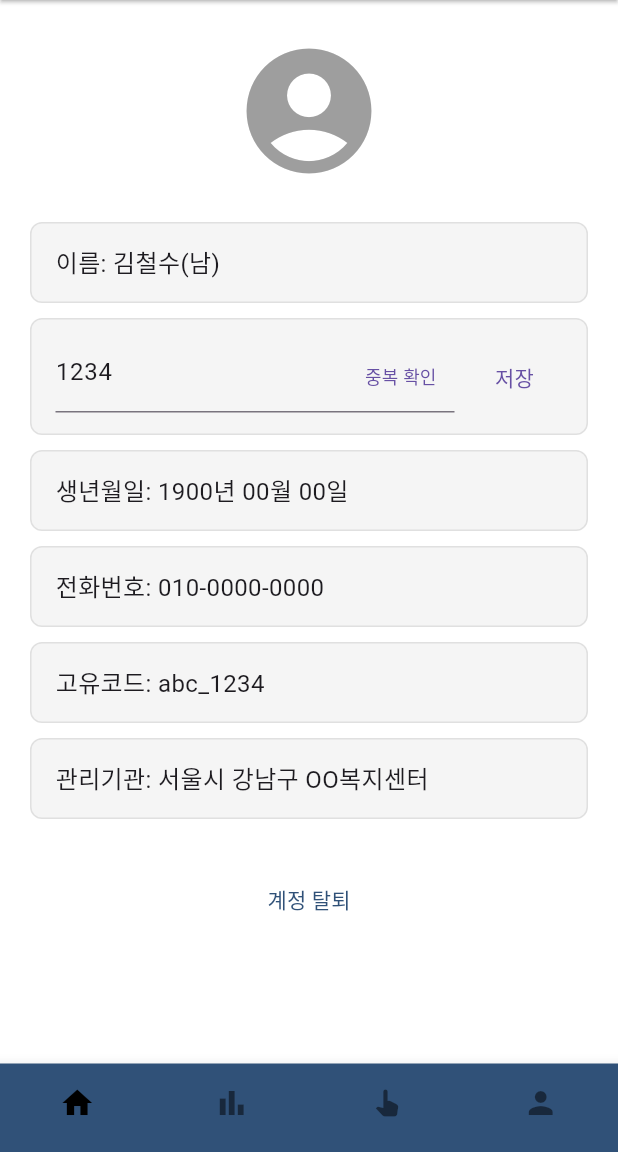
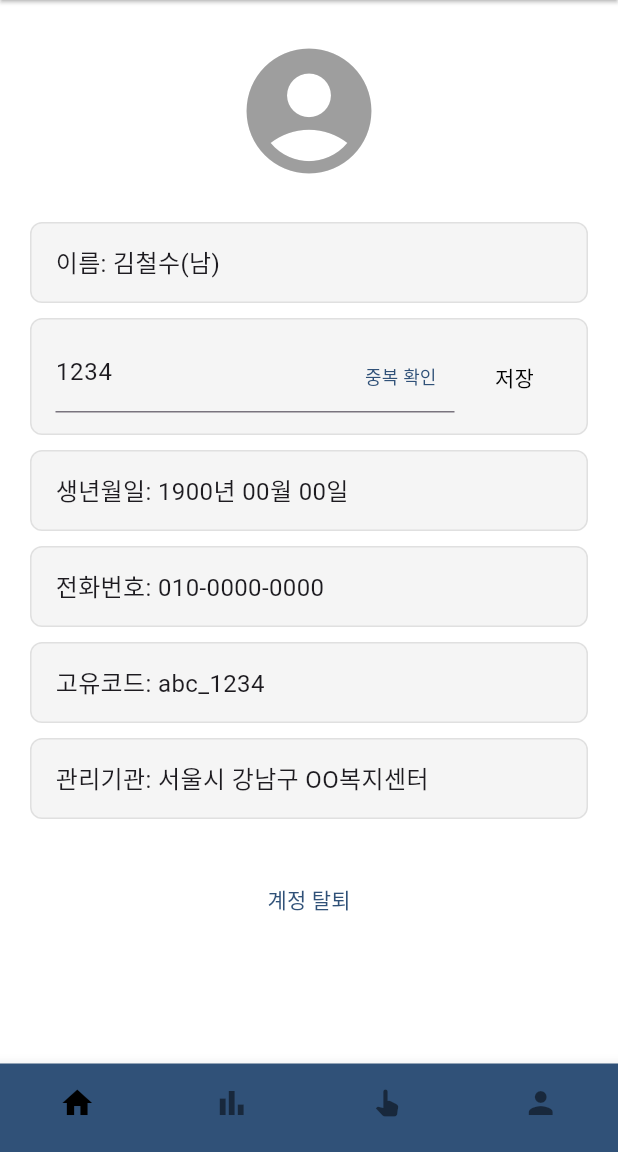
Before and after one commit to 2024-2-CECD2-Hyeyoom/smart-elderly-care-frontend, a Flutter app: the screen it shows after launch, after a tap on "수정", on a phone screen of 412 x 824 dp, the part 84-1236 px from its top. Run offline on Flutter 3.47's test engine with Material 3 defaults, Android fonts, the phone set to English and light mode, and no system bars.

Commit message:
feat: 마이페이지 유저 정보칸 위젯 분리

```diff
--- a/lib/screens/service_for_me/my_page.dart
+++ b/lib/screens/service_for_me/my_page.dart
@@ -1,6 +1,7 @@
 import 'package:flutter/material.dart';
 import 'package:frontend/widgets/custom_layout.dart';
 import 'package:frontend/widgets/edit_id.dart';
+import 'package:frontend/widgets/user_info_box.dart';
 
 class MyPageScreen extends StatefulWidget {
   const MyPageScreen({super.key});
@@ -32,7 +33,7 @@ class _MyPageScreenState extends State<MyPageScreen> {
           children: [
             const Icon(Icons.account_circle, size: 100, color: Colors.grey),
             const SizedBox(height: 24),
-            _buildInfoBox('이름: 김철수(남)'),
+            const UserInfoBox(text: '이름: 김철수(남)'),
             EditIdField(
               initialId: '1234',
               onSave: (newId) {
@@ -40,10 +41,10 @@ class _MyPageScreenState extends State<MyPageScreen> {
                 print('변경된 아이디: $newId');
               },
             ),
-            _buildInfoBox('생년월일: 1900년 00월 00일'),
-            _buildInfoBox('전화번호: 010-0000-0000'),
-            _buildInfoBox('고유코드: abc_1234'),
-            _buildInfoBox('관리기관: 서울시 강남구 OO복지센터'),
+            const UserInfoBox(text: '생년월일: 1900년 00월 00일'),
+            const UserInfoBox(text: '전화번호: 010-0000-0000'),
+            const UserInfoBox(text: '고유코드: abc_1234'),
+            const UserInfoBox(text: '관리기관: 서울시 강남구 OO복지센터'),
             const SizedBox(height: 20),
             TextButton(
               onPressed: () {},
--- a/lib/widgets/custom_layout.dart
+++ b/lib/widgets/custom_layout.dart
@@ -1,4 +1,6 @@
 import 'package:flutter/material.dart';
+
+// 상단바 하단바 레이아웃 위젯
 
 class CustomLayout extends StatelessWidget {
   final String title;
--- a/lib/widgets/custom_pop_up.dart
+++ b/lib/widgets/custom_pop_up.dart
@@ -1,4 +1,6 @@
 import 'package:flutter/material.dart';
+
+// 팝업창 위젯 (예: 로그인 실패, 회원가입 완료 등)
 
 class CustomDialog extends StatelessWidget {
   final String title;
--- a/lib/widgets/custom_snackbar.dart
+++ b/lib/widgets/custom_snackbar.dart
@@ -1,4 +1,7 @@
 import 'package:flutter/material.dart';
+
+// 스낵바 팝업창
+//(예: (회원가입시 모든 정보를 입력하지 않고 회원가입을 누를 경우)모든 정보를 입력해주세요)
 
 class CustomMessageBanner extends StatelessWidget {
   final String message;
--- a/lib/widgets/edit_id.dart
+++ b/lib/widgets/edit_id.dart
@@ -1,5 +1,7 @@
 import 'package:flutter/material.dart';
-import 'package:frontend/widgets/custom_snackbar.dart'; // showMessageBanner 같은 유틸 불러오기
+import 'package:frontend/widgets/custom_snackbar.dart';
+
+// 마이페이지에서 아이디 수정하는 기능 위젯
 
 class EditIdField extends StatefulWidget {
   final String initialId;
@@ -80,7 +82,10 @@ class _EditableIdFieldState extends State<EditIdField> {
                           suffixIcon: TextButton(
                             onPressed: _checkDuplicate,
                             child: const Text('중복 확인',
-                                style: TextStyle(fontSize: 12)),
+                                style: TextStyle(
+                                  fontSize: 12,
+                                  color: Color.fromARGB(255, 48, 81, 120),
+                                )),
                           ),
                         ),
                       )
@@ -91,7 +96,12 @@ class _EditableIdFieldState extends State<EditIdField> {
               _isEditing
                   ? TextButton(
                       onPressed: _save,
-                      child: const Text('저장'),
+                      child: const Text(
+                        '저장',
+                        style: TextStyle(
+                          color: Colors.black,
+                        ),
+                      ),
                     )
                   : TextButton.icon(
                       onPressed: () {
--- /dev/null
+++ b/lib/widgets/user_info_box.dart
@@ -0,0 +1,24 @@
+import 'package:flutter/material.dart';
+
+// 마이페이지 유저 정보칸 위젯
+
+class UserInfoBox extends StatelessWidget {
+  final String text;
+
+  const UserInfoBox({super.key, required this.text});
+
+  @override
+  Widget build(BuildContext context) {
+    return Container(
+      width: double.infinity,
+      margin: const EdgeInsets.only(bottom: 10),
+      padding: const EdgeInsets.symmetric(vertical: 14, horizontal: 16),
+      decoration: BoxDecoration(
+        border: Border.all(color: Colors.grey.shade300),
+        borderRadius: BorderRadius.circular(8),
+        color: Colors.grey.shade100,
+      ),
+      child: Text(text, style: const TextStyle(fontSize: 16)),
+    );
+  }
+}
```
Also changed, not shown: 4 other files.
